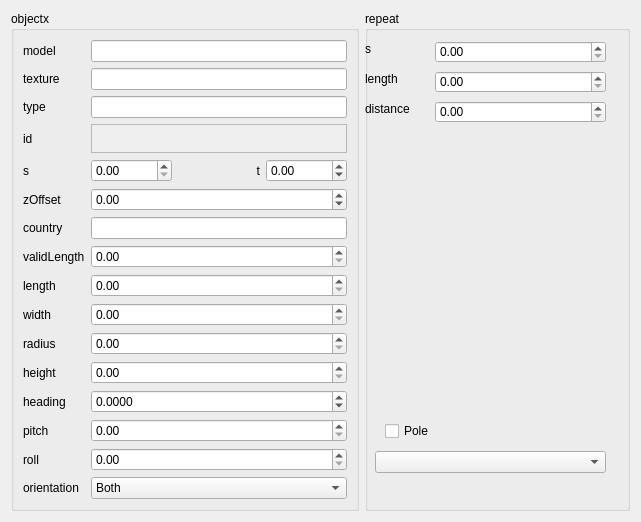
Old version of the form src/OpenCOVER/DrivingSim/oddlot/src/settings/widgets/objectsettings.ui in the repository hlrs-vis/covise.
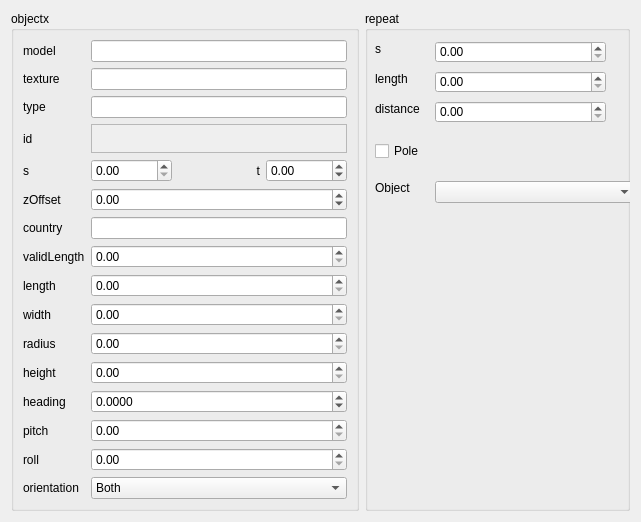
New version of the form.

Commit message: Adjust object settings

Diff of the .ui file:
```diff
--- a/src/OpenCOVER/DrivingSim/oddlot/src/settings/widgets/objectsettings.ui
+++ b/src/OpenCOVER/DrivingSim/oddlot/src/settings/widgets/objectsettings.ui
@@ -16,13 +16,19 @@
   <layout class="QGridLayout" name="gridLayout_2">
    <item row="0" column="1">
     <widget class="QGroupBox" name="groupBox_2">
+     <property name="sizePolicy">
+      <sizepolicy hsizetype="Preferred" vsizetype="Preferred">
+       <horstretch>0</horstretch>
+       <verstretch>0</verstretch>
+      </sizepolicy>
+     </property>
      <property name="title">
       <string>repeat</string>
      </property>
      <widget class="QLabel" name="label_11">
       <property name="geometry">
        <rect>
-        <x>0</x>
+        <x>10</x>
         <y>30</y>
         <width>53</width>
         <height>16</height>
@@ -35,7 +41,7 @@
      <widget class="QLabel" name="label_12">
       <property name="geometry">
        <rect>
-        <x>0</x>
+        <x>10</x>
         <y>60</y>
         <width>53</width>
         <height>16</height>
@@ -48,7 +54,7 @@
      <widget class="QLabel" name="label_13">
       <property name="geometry">
        <rect>
-        <x>0</x>
+        <x>10</x>
         <y>90</y>
         <width>53</width>
         <height>16</height>
@@ -100,9 +106,9 @@
      <widget class="QComboBox" name="objectComboBox">
       <property name="geometry">
        <rect>
-        <x>10</x>
-        <y>440</y>
-        <width>231</width>
+        <x>70</x>
+        <y>170</y>
+        <width>201</width>
         <height>22</height>
        </rect>
       </property>
@@ -110,8 +116,8 @@
      <widget class="QCheckBox" name="poleCheckBox">
       <property name="geometry">
        <rect>
-        <x>20</x>
-        <y>410</y>
+        <x>10</x>
+        <y>130</y>
         <width>247</width>
         <height>20</height>
        </rect>
@@ -123,6 +129,19 @@
        <bool>false</bool>
       </property>
      </widget>
+     <widget class="QLabel" name="label_14">
+      <property name="geometry">
+       <rect>
+        <x>10</x>
+        <y>170</y>
+        <width>47</width>
+        <height>13</height>
+       </rect>
+      </property>
+      <property name="text">
+       <string>Object</string>
+      </property>
+     </widget>
     </widget>
    </item>
    <item row="0" column="0">
```
Left out of the diff: 14 changed lines with no effect on the pictures.
